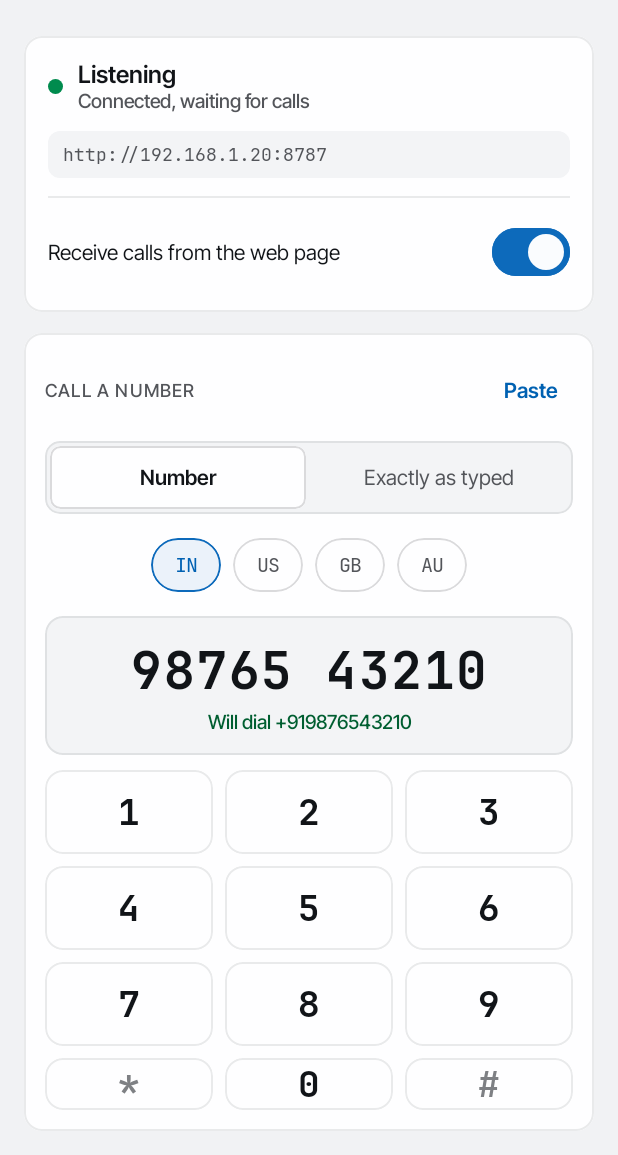
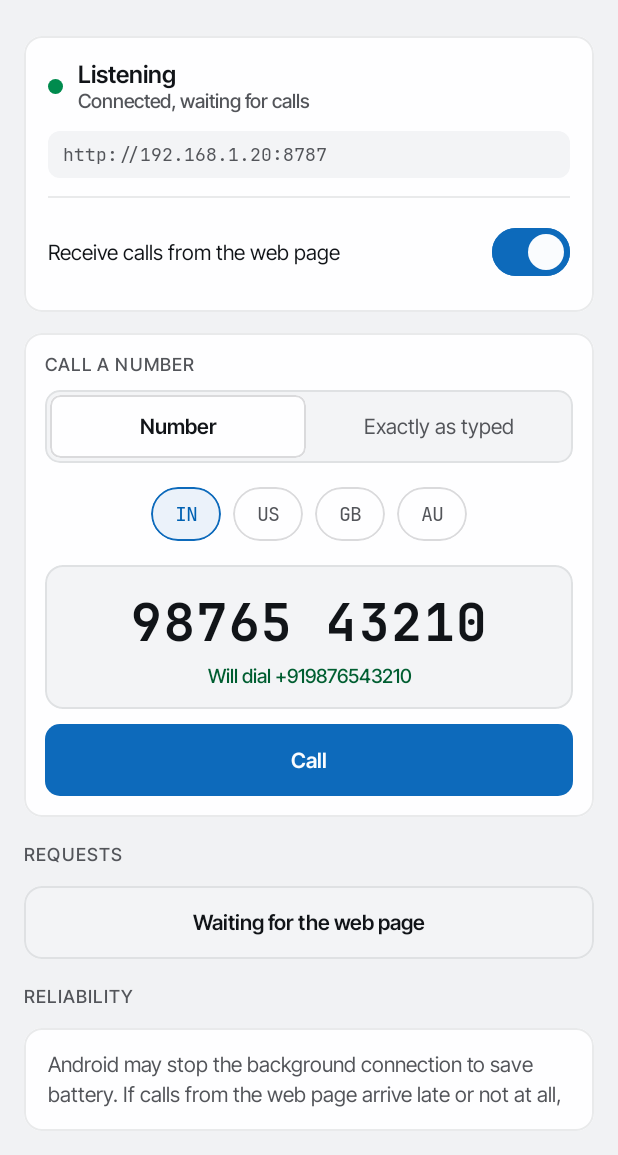
Before and after one commit to Hardik-RK/Call-Relay, an Android app built with Jetpack Compose: the @Preview function HomeLightPreview, on a phone screen of 412 x 824 dp, the part 81-1236 px from its top. Run offline under Robolectric (Android 15) with nearby library versions, the phone set to English and light mode, and no system bars.

Commit message:
android: remove the keypad and taglines; the number is a real text field with the system keyboard

```diff
--- a/android/app/src/main/java/dev/quickdial/MainActivity.kt
+++ b/android/app/src/main/java/dev/quickdial/MainActivity.kt
@@ -2,7 +2,6 @@ package dev.quickdial
 
 import android.Manifest
 import android.content.ActivityNotFoundException
-import android.content.ClipboardManager
 import android.content.Intent
 import android.content.pm.PackageManager
 import android.net.Uri
@@ -258,12 +257,6 @@ class MainActivity : ComponentActivity() {
             onCountry = { country = it; settings.country = it },
             onExactMode = { anyInput = it },
             onNumber = { number = it },
-            onPaste = {
-                val clip = getSystemService(ClipboardManager::class.java).primaryClip
-                val text = clip?.takeIf { it.itemCount > 0 }?.getItemAt(0)?.coerceToText(this)?.toString().orEmpty()
-                val kept = text.filter { it.isDigit() || it in "+*#-(). " }.trim().take(PhoneNumbers.MAX_DIAL_STRING)
-                if (kept.isEmpty()) scope.launch { toasts.showSnackbar("Nothing to paste.") } else number = kept
-            },
             onCall = { startCall(null, it) },
             onBattery = { open(Intent(AndroidSettings.ACTION_IGNORE_BATTERY_OPTIMIZATION_SETTINGS), toasts, scope) },
             onFullScreen = if (Build.VERSION.SDK_INT >= 34) {
--- a/android/app/src/main/java/dev/quickdial/ui/Components.kt
+++ b/android/app/src/main/java/dev/quickdial/ui/Components.kt
@@ -275,49 +275,6 @@ fun ChoiceChip(text: String, selected: Boolean, onClick: () -> Unit, description
     }
 }
 
-/** One key of the dial pad: a big mono glyph, optionally with a small letters hint. */
-@OptIn(ExperimentalFoundationApi::class)
-@Composable
-fun KeypadKey(
-    label: String,
-    description: String,
-    onClick: () -> Unit,
-    modifier: Modifier = Modifier,
-    hint: String? = null,
-    enabled: Boolean = true,
-    onLongClick: (() -> Unit)? = null,
-    container: Color = Qd.colors.panel,
-    pressed: Color = Qd.colors.hover.compositeOver(Qd.colors.panel),
-    contentColor: Color = Qd.colors.fg,
-    border: Boolean = true,
-    content: (@Composable () -> Unit)? = null,
-) {
-    val c = Qd.colors
-    val source = remember { MutableInteractionSource() }
-    val isPressed by source.collectIsPressedAsState()
-    val shape = RoundedCornerShape(QdRadius.panel)
-    Box(
-        modifier
-            .heightIn(min = 56.dp)
-            .clip(shape)
-            .background(if (isPressed && enabled) pressed else container)
-            .then(if (border) Modifier.border(1.dp, c.line, shape) else Modifier)
-            .combinedClickable(
-                interactionSource = source, indication = null, enabled = enabled, role = Role.Button,
-                onClick = onClick, onLongClick = onLongClick,
-                onLongClickLabel = null,
-            )
-            .semantics { contentDescription = description },
-        contentAlignment = Alignment.Center,
-    ) {
-        val ink = if (enabled) contentColor else c.faint
-        if (content != null) content() else Column(horizontalAlignment = Alignment.CenterHorizontally) {
-            Text(label, style = Qd.type.led.copy(fontSize = 24.sp, lineHeight = 28.sp, letterSpacing = 0.sp), color = ink)
-            if (hint != null) Text(hint, style = Qd.type.monoSmall.copy(fontSize = 9.sp, lineHeight = 10.sp), color = c.muted)
-        }
-    }
-}
-
 /**
  * The dial display: fixed-width mono digits that shrink to fit. It is the app's stand-in for the web
  * UI's dot-matrix numerals (that face is not bundled here), kept in a dark-on-light "readout" well.
@@ -363,12 +320,12 @@ fun String.toSpokenDigits(): String = map {
 
 /** A calm placeholder for a section with nothing in it yet. */
 @Composable
-fun EmptyPanel(title: String, body: String, modifier: Modifier = Modifier) {
+fun EmptyPanel(title: String, body: String = "", modifier: Modifier = Modifier) {
     val c = Qd.colors
     Panel(modifier, inset = true) {
         Column(Modifier.fillMaxWidth(), horizontalAlignment = Alignment.CenterHorizontally, verticalArrangement = Arrangement.spacedBy(4.dp)) {
             Text(title, style = Qd.type.bodyStrong, color = c.fg, textAlign = TextAlign.Center)
-            Text(body, style = Qd.type.label, color = c.muted, textAlign = TextAlign.Center)
+            if (body.isNotEmpty()) Text(body, style = Qd.type.label, color = c.muted, textAlign = TextAlign.Center)
         }
     }
 }
--- a/android/app/src/main/java/dev/quickdial/ui/Screens.kt
+++ b/android/app/src/main/java/dev/quickdial/ui/Screens.kt
@@ -69,7 +69,7 @@ fun statusPill(status: String): Pair<String, Tone> = when {
 
 /** Second line under the status headline; avoids repeating the headline word for word. */
 fun statusDetail(status: String): String =
-    if (status.startsWith("Not listening")) "Requests from the web page will not reach this phone." else status
+    if (status.startsWith("Not listening")) "" else status
 
 /** Page chrome: wordmark on the left, optional trailing slot (status pill) on the right. */
 @Composable
@@ -114,7 +114,7 @@ fun PairScreen(
     val c = Qd.colors
     val normalized = remember(url) { ServerUrl.normalize(url) }
     val (urlHelper, urlTone) = when {
-        url.isBlank() -> "Shown next to the pairing code on the web page. Example: 192.168.1.20:8787" to Tone.Neutral
+        url.isBlank() -> "" to Tone.Neutral
         normalized == null -> "That does not look like a server address." to Tone.Danger
         else -> "Will connect to $normalized" to Tone.Success
     }
@@ -127,13 +127,7 @@ fun PairScreen(
 
     Column(verticalArrangement = Arrangement.spacedBy(16.dp)) {
         AppHeader()
-        Column(verticalArrangement = Arrangement.spacedBy(4.dp)) {
-            Text("Pair this phone", style = Qd.type.headline, color = c.fg, modifier = Modifier.semantics { heading() })
-            Text(
-                "Open the web page, press \"Pair a phone\", then enter the server address and the 8-character code it shows.",
-                style = Qd.type.body, color = c.muted,
-            )
-        }
+        Text("Pair this phone", style = Qd.type.headline, color = c.fg, modifier = Modifier.semantics { heading() })
         Panel {
             Column(verticalArrangement = Arrangement.spacedBy(20.dp)) {
                 val urlSource = remember { MutableInteractionSource() }
@@ -231,8 +225,6 @@ private fun PairingCodeField(code: String, helper: String, onCode: (String) -> U
 // Home screen
 // ---------------------------------------------------------------------------------------------
 
-private const val KEYPAD_EXACT_ONLY = "*#"
-
 @Composable
 fun HomeScreen(
     status: String,
@@ -245,7 +237,6 @@ fun HomeScreen(
     onCountry: (Country) -> Unit,
     onExactMode: (Boolean) -> Unit,
     onNumber: (String) -> Unit,
-    onPaste: () -> Unit,
     onCall: (String) -> Unit,
     onBattery: () -> Unit,
     onFullScreen: (() -> Unit)?,
@@ -278,7 +269,7 @@ fun HomeScreen(
                     )
                     Column(Modifier.weight(1f).semantics(mergeDescendants = true) { liveRegion = LiveRegionMode.Polite }) {
                         Text(pillText, style = Qd.type.title, color = c.fg)
-                        Text(statusDetail(status), style = Qd.type.label, color = c.muted)
+                        statusDetail(status).takeIf { it.isNotEmpty() }?.let { Text(it, style = Qd.type.label, color = c.muted) }
                     }
                 }
                 Text(
@@ -312,15 +303,7 @@ fun HomeScreen(
         // Dial
         Panel(padding = PaddingValues(14.dp)) {
             Column(verticalArrangement = Arrangement.spacedBy(10.dp)) {
-                SectionHeader("Call a number") {
-                    Box(
-                        Modifier
-                            .heightIn(min = 48.dp).clip(RoundedCornerShape(QdRadius.control))
-                            .clickable(role = Role.Button, onClick = onPaste)
-                            .padding(horizontal = 10.dp),
-                        contentAlignment = Alignment.Center,
-                    ) { Text("Paste", style = Qd.type.bodyStrong, color = c.accentText) }
-                }
+                SectionHeader("Call a number")
                 SegmentedControl(
                     options = listOf("Number", "Exactly as typed"),
                     selectedIndex = if (exactMode) 1 else 0,
@@ -342,37 +325,39 @@ fun HomeScreen(
                 }
                 Panel(inset = true, padding = PaddingValues(horizontal = 12.dp, vertical = 14.dp)) {
                     Column(Modifier.fillMaxWidth(), horizontalAlignment = Alignment.CenterHorizontally, verticalArrangement = Arrangement.spacedBy(4.dp)) {
-                        LedNumber(number, placeholder = if (exactMode) "Dial string" else "Phone number")
+                        DialField(
+                            value = number,
+                            onChange = { onNumber(it.take(PhoneNumbers.MAX_DIAL_STRING)) },
+                            placeholder = if (exactMode) "Dial string" else "Phone number",
+                            exactMode = exactMode,
+                            onGo = { (parsed as? PhoneResult.Ok)?.let { onCall(it.e164) } },
+                        )
                         val (line, tone) = when (parsed) {
                             is PhoneResult.Ok -> (if (exactMode) "Will dial exactly ${parsed.e164}" else "Will dial ${parsed.e164}") to Tone.Success
                             is PhoneResult.Failed -> describe(parsed.reason) to Tone.Danger
-                            null -> (if (exactMode) "Short codes, extensions, * and # are sent as typed." else "Digits are fine. Add + for another country.") to Tone.Neutral
+                            null -> "" to Tone.Neutral
                         }
-                        Text(
-                            line, style = Qd.type.label, textAlign = TextAlign.Center,
-                            color = when (tone) { Tone.Success -> c.successText; Tone.Danger -> c.dangerText; else -> c.muted },
-                            modifier = Modifier.semantics { liveRegion = LiveRegionMode.Polite },
-                        )
+                        if (line.isNotEmpty()) {
+                            Text(
+                                line, style = Qd.type.label, textAlign = TextAlign.Center,
+                                color = when (tone) { Tone.Success -> c.successText; Tone.Danger -> c.dangerText; else -> c.muted },
+                                modifier = Modifier.semantics { liveRegion = LiveRegionMode.Polite },
+                            )
+                        }
                     }
                 }
-                Keypad(
-                    exactMode = exactMode,
-                    canCall = parsed is PhoneResult.Ok,
-                    onKey = { if (number.length < PhoneNumbers.MAX_DIAL_STRING) onNumber(number + it) },
-                    onBackspace = { onNumber(number.dropLast(1)) },
-                    onClear = { onNumber("") },
-                    onCall = { (parsed as? PhoneResult.Ok)?.let { onCall(it.e164) } },
+                PrimaryButton(
+                    text = "Call",
+                    onClick = { (parsed as? PhoneResult.Ok)?.let { onCall(it.e164) } },
+                    enabled = parsed is PhoneResult.Ok,
+                    modifier = Modifier.fillMaxWidth(),
                 )
             }
         }
 
         // Requests from the web page
         SectionHeader("Requests", Modifier.padding(top = 4.dp))
-        EmptyPanel(
-            title = if (listening) "Waiting for the web page" else "Not receiving requests",
-            body = if (listening) "When you press Call on the web page, a confirmation appears here and as a notification."
-            else "Turn on \"Receive calls from the web page\" to get confirmation prompts here.",
-        )
+        EmptyPanel(title = if (listening) "Waiting for the web page" else "Not receiving requests")
 
         // Reliability
         SectionHeader("Reliability", Modifier.padding(top = 4.dp))
@@ -399,60 +384,39 @@ private fun HairlineDivider() {
     Box(Modifier.fillMaxWidth().height(1.dp).background(Qd.colors.line))
 }
 
-private val PadRows = listOf(
-    listOf("1", "2", "3"), listOf("4", "5", "6"), listOf("7", "8", "9"), listOf("*", "0", "#"),
-)
-
+/** The number being typed: a real text field (system keyboard, paste and IME all work) in the dial display style. */
 @Composable
-private fun Keypad(
-    exactMode: Boolean,
-    canCall: Boolean,
-    onKey: (String) -> Unit,
-    onBackspace: () -> Unit,
-    onClear: () -> Unit,
-    onCall: () -> Unit,
-) {
+private fun DialField(value: String, onChange: (String) -> Unit, placeholder: String, exactMode: Boolean, onGo: () -> Unit) {
     val c = Qd.colors
-    Column(verticalArrangement = Arrangement.spacedBy(8.dp)) {
-        PadRows.forEach { row ->
-            Row(horizontalArrangement = Arrangement.spacedBy(8.dp)) {
-                row.forEach { key ->
-                    val enabled = exactMode || key !in KEYPAD_EXACT_ONLY.map { it.toString() }
-                    KeypadKey(
-                        label = key,
-                        description = when (key) { "*" -> "star"; "#" -> "hash"; else -> key },
-                        onClick = { onKey(key) },
-                        enabled = enabled,
-                        modifier = Modifier.weight(1f),
-                    )
+    val base = Qd.type.ledBig
+    val size = when {
+        value.isEmpty() -> base.fontSize * 0.55f
+        value.length <= 12 -> base.fontSize
+        value.length <= 17 -> base.fontSize * 0.8f
+        value.length <= 22 -> base.fontSize * 0.64f
+        else -> base.fontSize * 0.52f
+    }
+    BasicTextField(
+        value = value,
+        onValueChange = onChange,
+        singleLine = true,
+        textStyle = base.copy(fontSize = size, lineHeight = size * 1.25f, color = c.fg, textAlign = TextAlign.Center),
+        cursorBrush = SolidColor(c.primary),
+        keyboardOptions = KeyboardOptions(
+            keyboardType = if (exactMode) KeyboardType.Ascii else KeyboardType.Phone,
+            imeAction = androidx.compose.ui.text.input.ImeAction.Go,
+        ),
+        keyboardActions = androidx.compose.foundation.text.KeyboardActions(onGo = { onGo() }),
+        modifier = Modifier.fillMaxWidth().semantics { contentDescription = placeholder },
+        decorationBox = { inner ->
+            Box(Modifier.fillMaxWidth().heightIn(min = 48.dp), contentAlignment = Alignment.Center) {
+                if (value.isEmpty()) {
+                    Text(placeholder, style = base.copy(fontSize = size, lineHeight = size * 1.25f), color = c.faint, textAlign = TextAlign.Center)
                 }
+                inner()
             }
-        }
-        Row(horizontalArrangement = Arrangement.spacedBy(8.dp)) {
-            KeypadKey("+", "plus", { onKey("+") }, Modifier.weight(1f))
-            KeypadKey(
-                label = "Call", description = if (canCall) "Call" else "Call, unavailable until the number is valid",
-                onClick = onCall, enabled = canCall, modifier = Modifier.weight(1f),
-                container = if (canCall) c.call else c.panel,
-                pressed = c.call.copy(alpha = 0.85f),
-                border = !canCall,
-            ) {
-                Image(
-                    painterResource(R.drawable.ic_call), contentDescription = null, modifier = Modifier.size(24.dp),
-                    colorFilter = ColorFilter.tint(if (canCall) c.onCall else c.faint),
-                )
-            }
-            KeypadKey(
-                label = "", description = "Delete last digit", onClick = onBackspace,
-                onLongClick = onClear, modifier = Modifier.weight(1f),
-            ) {
-                Image(
-                    painterResource(R.drawable.ic_backspace), contentDescription = null, modifier = Modifier.size(24.dp),
-                    colorFilter = ColorFilter.tint(c.fg),
-                )
-            }
-        }
-    }
+        },
+    )
 }
 
 fun describe(reason: PhoneFailure): String = when (reason) {
@@ -524,13 +488,13 @@ private fun PairDarkPreview() = PreviewPage(true) { PairScreen("", "", null, fal
 @Preview(name = "Home light", widthDp = 360, heightDp = 1100)
 @Composable
 private fun HomeLightPreview() = PreviewPage(false) {
-    HomeScreen("Connected, waiting for calls", "http://192.168.1.20:8787", true, Country.IN, false, "98765 43210", {}, {}, {}, {}, {}, {}, {}, {}, {})
+    HomeScreen("Connected, waiting for calls", "http://192.168.1.20:8787", true, Country.IN, false, "98765 43210", {}, {}, {}, {}, {}, {}, {}, {})
 }
 
 @Preview(name = "Home dark", widthDp = 360, heightDp = 1100)
 @Composable
 private fun HomeDarkPreview() = PreviewPage(true) {
-    HomeScreen("Server unreachable, retrying", "http://192.168.1.20:8787", true, Country.IN, true, "*#06#", {}, {}, {}, {}, {}, {}, {}, {}, {})
+    HomeScreen("Server unreachable, retrying", "http://192.168.1.20:8787", true, Country.IN, true, "*#06#", {}, {}, {}, {}, {}, {}, {}, {})
 }
 
 @Preview(name = "Confirm light", widthDp = 360, heightDp = 420)
--- a/android/app/src/main/res/drawable/ic_backspace.xml
+++ /dev/null
@@ -1,10 +0,0 @@
-<vector xmlns:android="http://schemas.android.com/apk/res/android"
-    android:width="24dp"
-    android:height="24dp"
-    android:viewportWidth="24"
-    android:viewportHeight="24">
-    <path
-        android:fillColor="#FFFFFFFF"
-        android:fillType="evenOdd"
-        android:pathData="M22,3H7c-0.69,0 -1.23,0.35 -1.59,0.88L0,12l5.41,8.11c0.36,0.53 0.9,0.89 1.59,0.89h15c1.1,0 2,-0.9 2,-2V5c0,-1.1 -0.9,-2 -2,-2zM19,15.59L17.59,17 14,13.41 10.41,17 9,15.59 12.59,12 9,8.41 10.41,7 14,10.59 17.59,7 19,8.41 15.41,12 19,15.59z" />
-</vector>
```
Also changed, not shown: 1 other file.
